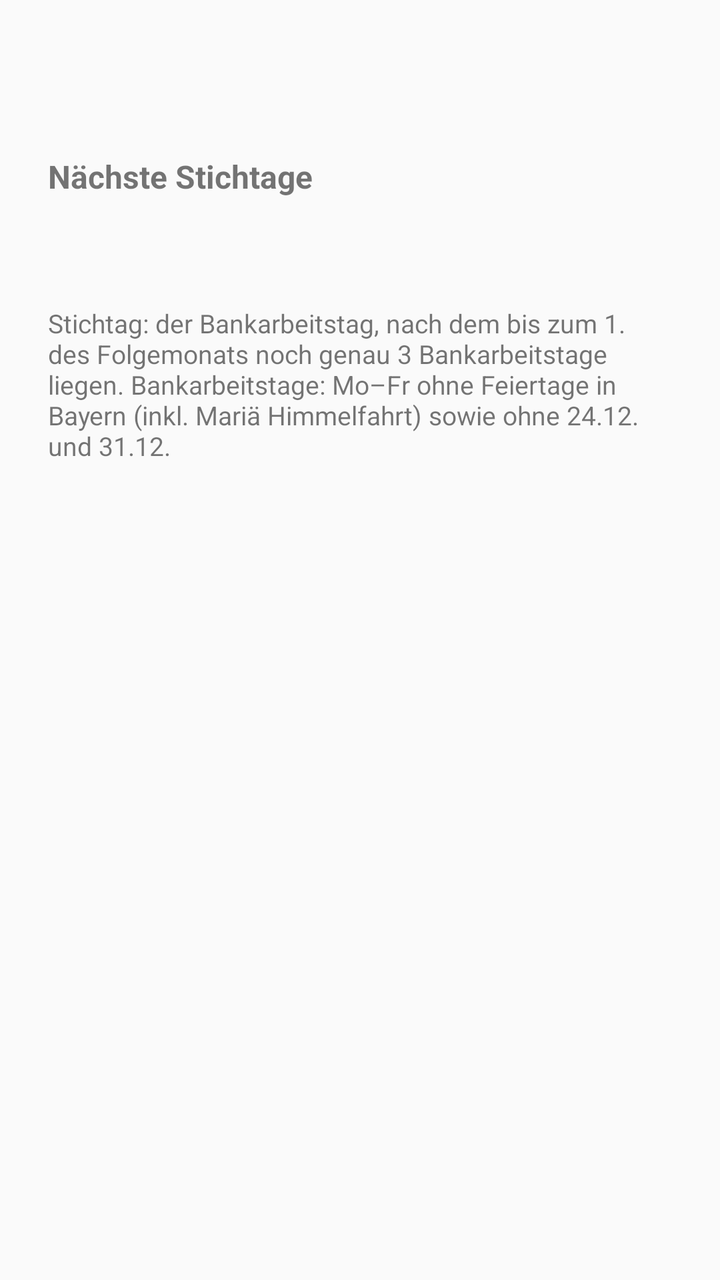
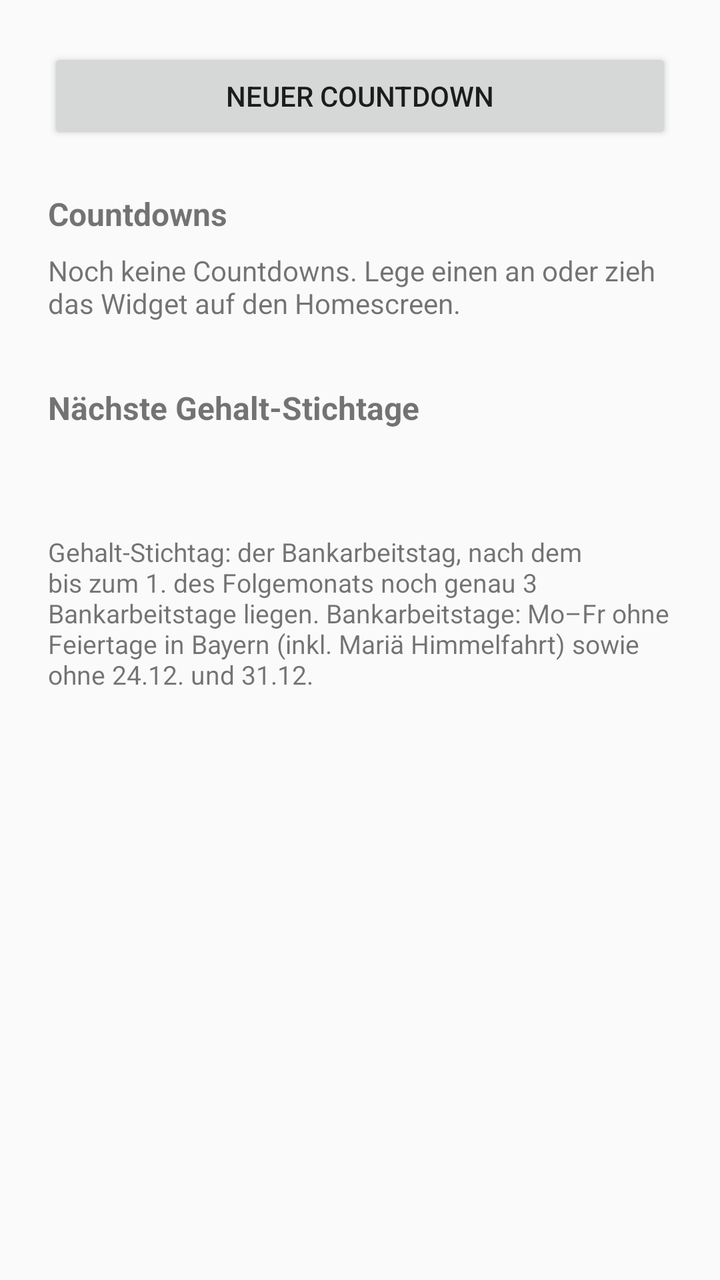

Two renders of the same Android screen: before a commit and after it. Below are the layout's source before the change and the commit's diff.
<!-- AndroidManifest.xml: application theme android:Theme.Material.Light.DarkActionBar -->
<!-- res/layout/activity_main.xml -->
<?xml version="1.0" encoding="utf-8"?>
<ScrollView xmlns:android="http://schemas.android.com/apk/res/android"
    android:layout_width="match_parent"
    android:layout_height="match_parent"
    android:fitsSystemWindows="true">

    <LinearLayout
        android:layout_width="match_parent"
        android:layout_height="wrap_content"
        android:orientation="vertical"
        android:padding="24dp">

        <TextView
            android:id="@+id/summary"
            android:layout_width="match_parent"
            android:layout_height="wrap_content"
            android:textSize="22sp"
            android:textStyle="bold" />

        <TextView
            android:layout_width="match_parent"
            android:layout_height="wrap_content"
            android:layout_marginTop="24dp"
            android:text="@string/upcoming_title"
            android:textSize="16sp"
            android:textStyle="bold" />

        <TextView
            android:id="@+id/upcoming"
            android:layout_width="match_parent"
            android:layout_height="wrap_content"
            android:layout_marginTop="8dp"
            android:lineSpacingMultiplier="1.3"
            android:textSize="16sp" />

        <TextView
            android:layout_width="match_parent"
            android:layout_height="wrap_content"
            android:layout_marginTop="24dp"
            android:text="@string/rule"
            android:textSize="13sp" />
    </LinearLayout>
</ScrollView>
<!-- resources referenced by this layout -->
<resources>
  <string name="rule">Stichtag: der Bankarbeitstag, nach dem bis zum 1. des Folgemonats noch genau 3 Bankarbeitstage liegen. Bankarbeitstage: Mo–Fr ohne Feiertage in Bayern (inkl. Mariä Himmelfahrt) sowie ohne 24.12. und 31.12.</string>
  <string name="upcoming_title">Nächste Stichtage</string>
</resources>

<!-- the commit's change to res/layout/activity_main.xml (unified diff, before → after) -->
@@ -10,17 +10,38 @@
         android:orientation="vertical"
         android:padding="24dp">
 
-        <TextView
-            android:id="@+id/summary"
+        <Button
+            android:id="@+id/add"
             android:layout_width="match_parent"
             android:layout_height="wrap_content"
-            android:textSize="22sp"
-            android:textStyle="bold" />
+            android:text="@string/add_countdown" />
 
         <TextView
             android:layout_width="match_parent"
             android:layout_height="wrap_content"
             android:layout_marginTop="24dp"
+            android:text="@string/countdowns_title"
+            android:textSize="16sp"
+            android:textStyle="bold" />
+
+        <TextView
+            android:id="@+id/empty"
+            android:layout_width="match_parent"
+            android:layout_height="wrap_content"
+            android:layout_marginTop="8dp"
+            android:text="@string/no_countdowns"
+            android:textSize="14sp" />
+
+        <LinearLayout
+            android:id="@+id/list"
+            android:layout_width="match_parent"
+            android:layout_height="wrap_content"
+            android:orientation="vertical" />
+
+        <TextView
+            android:layout_width="match_parent"
+            android:layout_height="wrap_content"
+            android:layout_marginTop="32dp"
             android:text="@string/upcoming_title"
             android:textSize="16sp"
             android:textStyle="bold" />
@@ -31,7 +52,7 @@
             android:layout_height="wrap_content"
             android:layout_marginTop="8dp"
             android:lineSpacingMultiplier="1.3"
-            android:textSize="16sp" />
+            android:textSize="15sp" />
 
         <TextView
             android:layout_width="match_parent"
<!-- resource entries referenced after the edit -->
@@ -1,6 +1,9 @@
 <!-- resources referenced by this layout -->
 <resources>
-  <string name="rule">Stichtag: der Bankarbeitstag, nach dem bis zum 1. des Folgemonats noch genau 3 Bankarbeitstage liegen. Bankarbeitstage: Mo–Fr ohne Feiertage in Bayern (inkl. Mariä Himmelfahrt) sowie ohne 24.12. und 31.12.</string>
-  <string name="upcoming_title">Nächste Stichtage</string>
+  <string name="add_countdown">Neuer Countdown</string>
+  <string name="countdowns_title">Countdowns</string>
+  <string name="no_countdowns">Noch keine Countdowns. Lege einen an oder zieh das Widget auf den Homescreen.</string>
+  <string name="rule">Gehalt-Stichtag: der Bankarbeitstag, nach dem bis zum 1. des Folgemonats noch genau 3 Bankarbeitstage liegen. Bankarbeitstage: Mo–Fr ohne Feiertage in Bayern (inkl. Mariä Himmelfahrt) sowie ohne 24.12. und 31.12.</string>
+  <string name="upcoming_title">Nächste Gehalt-Stichtage</string>
 </resources>
 
